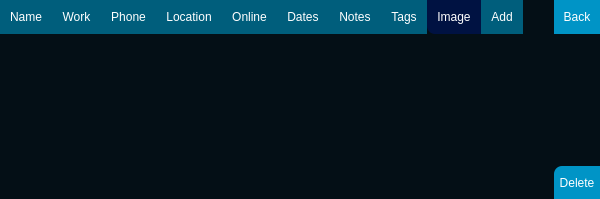
The window that qt/ui/entry.ui (jparker2006/Contacts) describes before a commit, drawn with Qt 5.
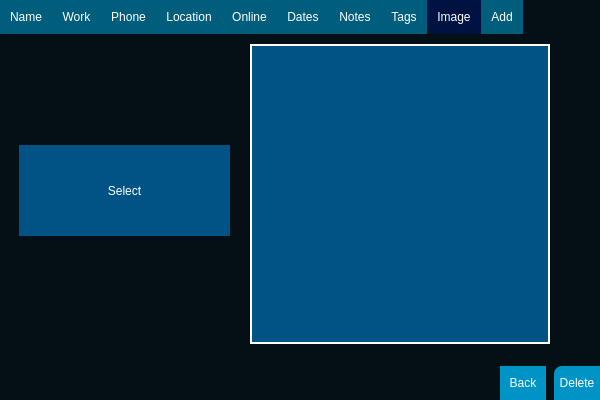
The same window after the commit. The open tabs and pages were chosen to show the change.

Commit message: images for contacts (garbage code)

Diff of the .ui file:
```diff
--- a/qt/ui/entry.ui
+++ b/qt/ui/entry.ui
@@ -7,19 +7,19 @@
     <x>0</x>
     <y>0</y>
     <width>600</width>
-    <height>199</height>
+    <height>400</height>
    </rect>
   </property>
   <property name="minimumSize">
    <size>
     <width>600</width>
-    <height>199</height>
+    <height>400</height>
    </size>
   </property>
   <property name="maximumSize">
    <size>
     <width>600</width>
-    <height>199</height>
+    <height>400</height>
    </size>
   </property>
   <property name="windowTitle">
@@ -36,7 +36,7 @@
       <x>0</x>
       <y>0</y>
       <width>601</width>
-      <height>200</height>
+      <height>400</height>
      </rect>
     </property>
     <property name="font">
@@ -707,6 +707,53 @@
      <attribute name="title">
       <string>Image</string>
      </attribute>
+     <widget class="QLabel" name="imageDisplay">
+      <property name="geometry">
+       <rect>
+        <x>250</x>
+        <y>10</y>
+        <width>300</width>
+        <height>300</height>
+       </rect>
+      </property>
+      <property name="styleSheet">
+       <string notr="true">background-color: #005384;
+border: 2px solid white;
+border-radius: 0px;
+color: white;
+font: 600 19px &quot;Open Sans SemiBold&quot;;</string>
+      </property>
+      <property name="text">
+       <string/>
+      </property>
+     </widget>
+     <widget class="QPushButton" name="imageBtn">
+      <property name="geometry">
+       <rect>
+        <x>19</x>
+        <y>111</y>
+        <width>211</width>
+        <height>91</height>
+       </rect>
+      </property>
+      <property name="styleSheet">
+       <string notr="true">QPushButton {
+	background: #005384;
+	border: 3px solid #005384;
+	border-radius: 0px;
+	font: 600 45px &quot;Open Sans SemiBold&quot;;
+	color: white;
+}
+
+QPushButton:hover{
+    background: #5F8169;
+	border: 3px solid #1B2C2B;
+}</string>
+      </property>
+      <property name="text">
+       <string>Select</string>
+      </property>
+     </widget>
     </widget>
     <widget class="QWidget" name="Add">
      <property name="cursor">
@@ -757,8 +804,8 @@
    <widget class="QPushButton" name="back">
     <property name="geometry">
      <rect>
-      <x>554</x>
-      <y>0</y>
+      <x>500</x>
+      <y>366</y>
       <width>46</width>
       <height>34</height>
      </rect>
@@ -782,7 +829,7 @@
     <property name="geometry">
      <rect>
       <x>554</x>
-      <y>166</y>
+      <y>366</y>
       <width>46</width>
       <height>34</height>
      </rect>
```
The commit also changes 4 other files.
